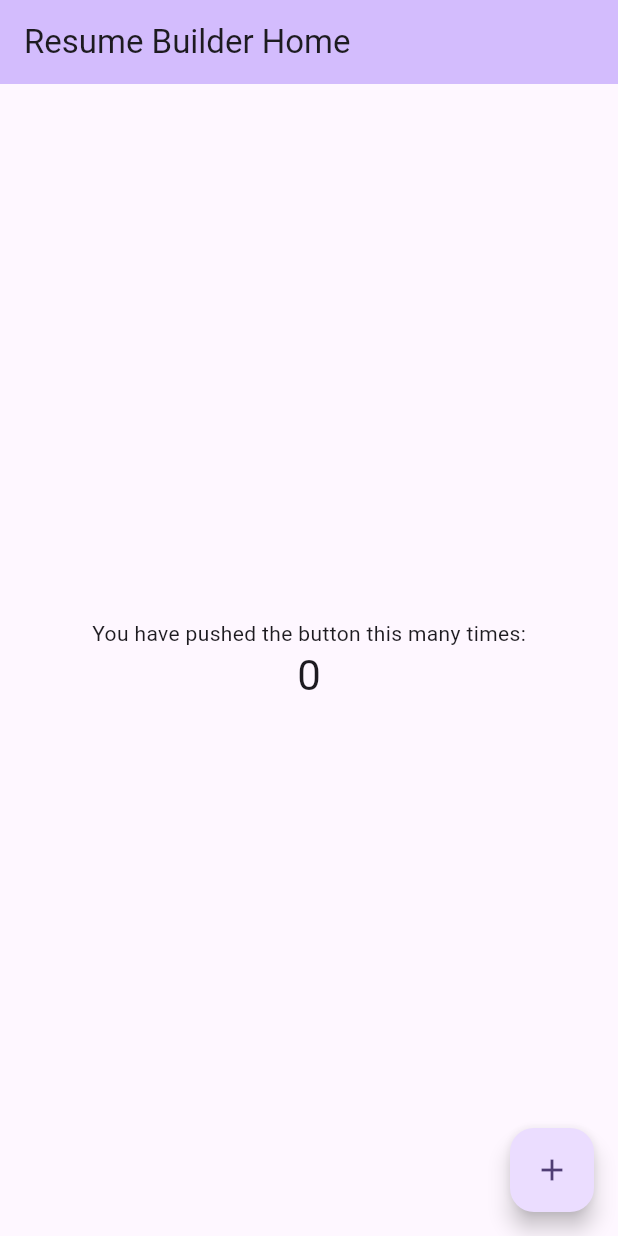
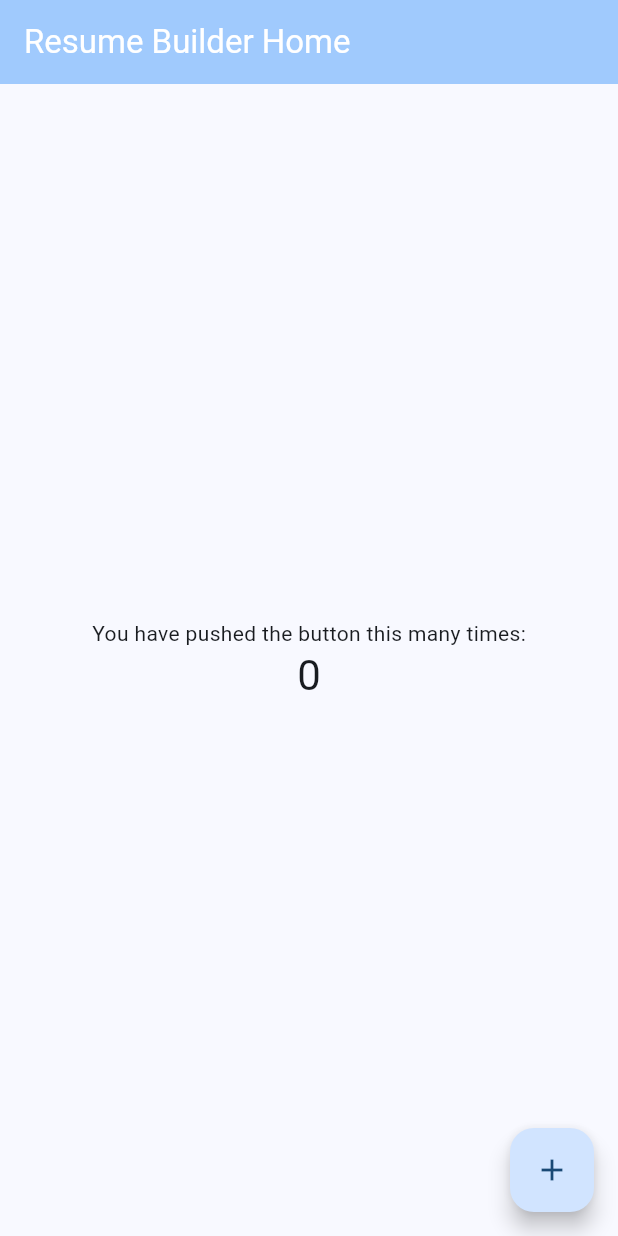
Before and after one commit to Trilok1110/resume_builder, a Flutter app: the screen it shows after launch, on a phone screen of 412 x 824 dp. Run offline on Flutter 3.47's test engine with Material 3 defaults, Android fonts, the phone set to English and light mode, and no system bars.

Commit message:
feat: add basic project structure, dependencies, and base theme

```diff
--- /dev/null
+++ b/lib/core/theme.dart
@@ -0,0 +1,26 @@
+import 'package:flutter/material.dart';
+
+class AppTheme {
+  static ThemeData get theme => ThemeData(
+    useMaterial3: true,
+    colorScheme: ColorScheme.fromSeed(seedColor: Colors.blue),
+    appBarTheme: const AppBarTheme(
+      backgroundColor: Colors.blue,
+      foregroundColor: Colors.white,
+    ),
+    cardTheme: CardThemeData(
+      margin: const EdgeInsets.all(8.0),
+      elevation: 2,
+    ),
+    inputDecorationTheme: InputDecorationTheme(
+      border: OutlineInputBorder(
+        borderRadius: BorderRadius.circular(8.0),
+      ),
+      contentPadding: const EdgeInsets.all(16.0),
+    ),
+  );
+
+  static const double spacingSmall = 8.0;
+  static const double spacingMedium = 16.0;
+  static const double spacingLarge = 24.0;
+}
--- a/lib/main.dart
+++ b/lib/main.dart
@@ -1,4 +1,6 @@
 import 'package:flutter/material.dart';
+
+import 'core/theme.dart';
 
 void main() {
   runApp(const MyApp());
@@ -11,10 +13,7 @@ class MyApp extends StatelessWidget {
   Widget build(BuildContext context) {
     return MaterialApp(
       title: 'Resume Builder',
-      theme: ThemeData(
-        colorScheme: ColorScheme.fromSeed(seedColor: Colors.deepPurple),
-        useMaterial3: true,
-      ),
+      theme: AppTheme.theme,
       home: const MyHomePage(title: 'Resume Builder Home'),
     );
   }
```
Also changed, not shown: pubspec.yaml (+11 -37 lines), pubspec.lock.
